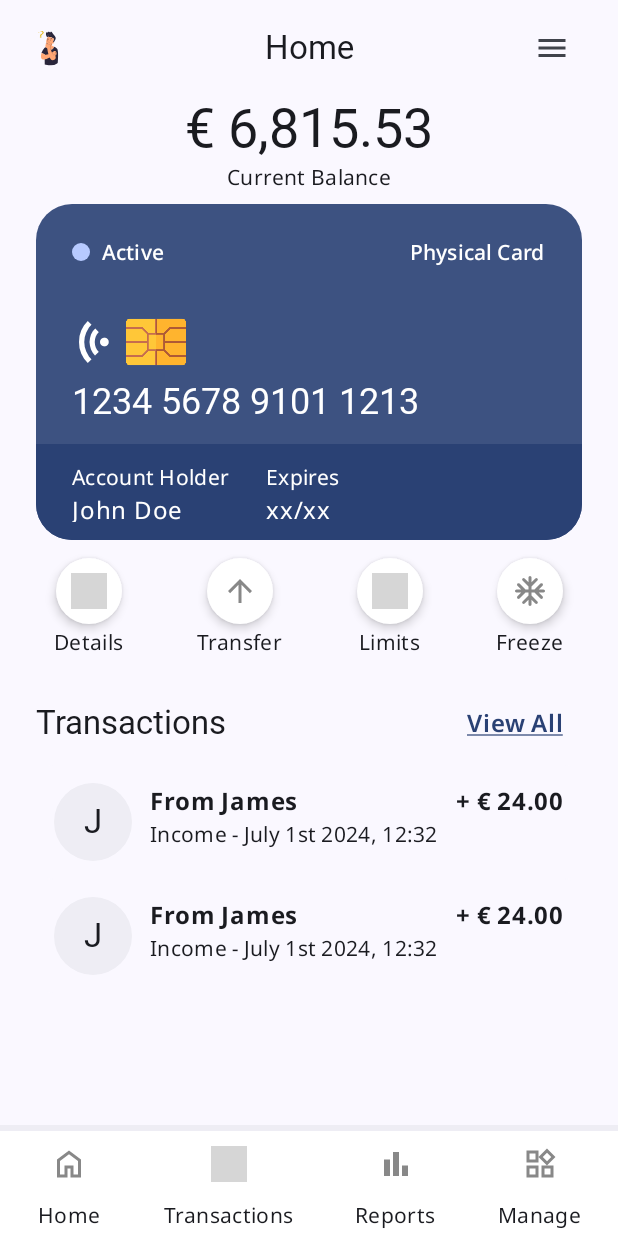
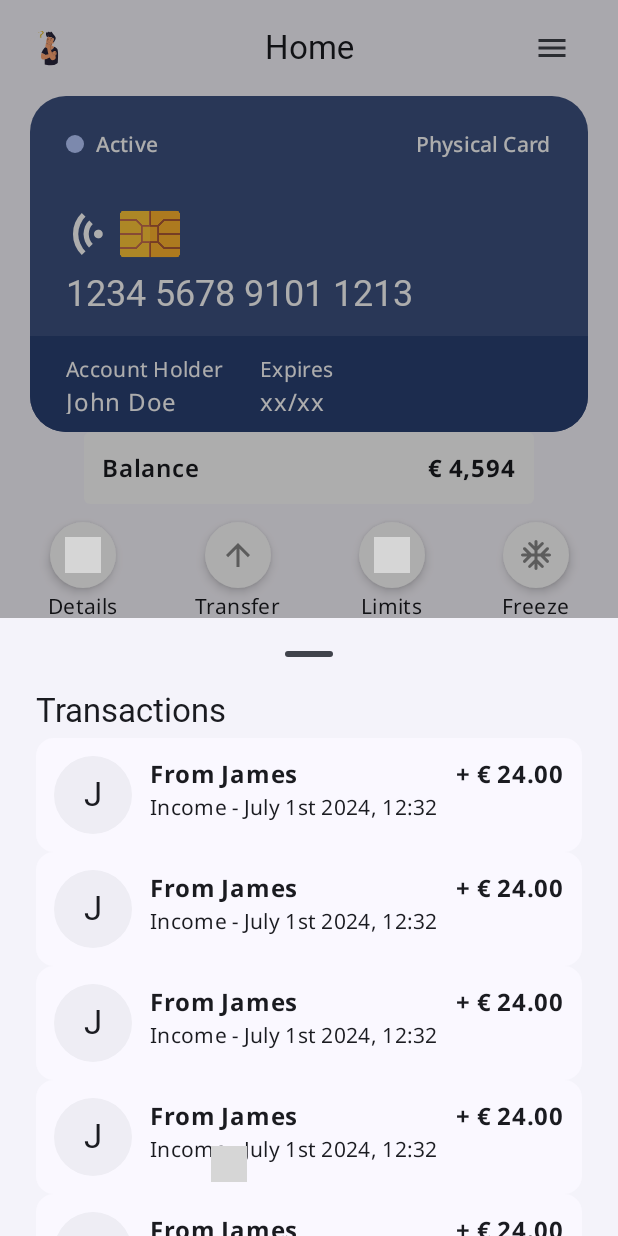
Before and after one commit to tapgopay/tap_gopay_mobile, an Android app built with Jetpack Compose: the HomeScreen screen opened through its navigation route, after a tap on "View All", on a phone screen of 412 x 824 dp. Run offline under Robolectric (Android 15) with nearby library versions, the phone set to English and light mode, and no system bars; Roboto replaces fonts that are not available here; grey boxes are pictures that could not be loaded.

Commit message:
Implemented screen-to-screen navigation. Added a bottom-sheet in HomeScreen to view all transactions for a card.

```diff
--- a/app/src/main/java/com/example/tapgopay/MainActivity.kt
+++ b/app/src/main/java/com/example/tapgopay/MainActivity.kt
@@ -14,6 +14,7 @@ import androidx.navigation.compose.rememberNavController
 import com.example.tapgopay.data.NetworkMonitor
 import com.example.tapgopay.screens.HomeScreen
 import com.example.tapgopay.screens.LoginScreen
+import com.example.tapgopay.screens.ProfileScreen
 import com.example.tapgopay.screens.RegisterScreen
 import com.example.tapgopay.screens.Routes
 import com.example.tapgopay.ui.theme.TapGoPayTheme
@@ -61,9 +62,20 @@ class MainActivity : ComponentActivity() {
                         }
 
                         composable(route = Routes.HomeScreen.name) {
-                            HomeScreen()
+                            HomeScreen(
+                                navigateTo = { route ->
+                                    navController.navigate(route = route.name)
+                                }
+                            )
                         }
 
+                        composable(route = Routes.ProfileScreen.name) {
+                            ProfileScreen(
+                                navigateToHomeScreen = {
+                                    navController.navigate(route= Routes.HomeScreen.name)
+                                }
+                            )
+                        }
                     }
                 }
             }
--- a/app/src/main/java/com/example/tapgopay/screens/HomeScreen.kt
+++ b/app/src/main/java/com/example/tapgopay/screens/HomeScreen.kt
@@ -1,6 +1,7 @@
 package com.example.tapgopay.screens
 
 import android.util.Log
+import android.widget.Toast
 import androidx.annotation.DrawableRes
 import androidx.compose.foundation.Image
 import androidx.compose.foundation.background
@@ -34,18 +35,22 @@ import androidx.compose.material3.HorizontalDivider
 import androidx.compose.material3.Icon
 import androidx.compose.material3.IconButton
 import androidx.compose.material3.MaterialTheme
+import androidx.compose.material3.ModalBottomSheet
 import androidx.compose.material3.Scaffold
 import androidx.compose.material3.Text
 import androidx.compose.material3.TextButton
+import androidx.compose.material3.rememberModalBottomSheetState
 import androidx.compose.runtime.Composable
 import androidx.compose.runtime.getValue
 import androidx.compose.runtime.mutableStateOf
 import androidx.compose.runtime.remember
+import androidx.compose.runtime.rememberCoroutineScope
 import androidx.compose.runtime.setValue
 import androidx.compose.ui.Alignment
 import androidx.compose.ui.Modifier
 import androidx.compose.ui.draw.rotate
 import androidx.compose.ui.graphics.Color
+import androidx.compose.ui.platform.LocalContext
 import androidx.compose.ui.res.painterResource
 import androidx.compose.ui.text.font.FontWeight
 import androidx.compose.ui.text.style.TextDecoration
@@ -55,10 +60,13 @@ import androidx.compose.ui.unit.dp
 import com.example.tapgopay.MainActivity
 import com.example.tapgopay.R
 import com.example.tapgopay.ui.theme.TapGoPayTheme
+import kotlinx.coroutines.launch
 
 @OptIn(ExperimentalMaterial3Api::class)
 @Composable
-fun HomeScreen() {
+fun HomeScreen(
+    navigateTo: (route: Routes) -> Unit,
+) {
     Scaffold(
         modifier = Modifier.fillMaxSize(),
         topBar = {
@@ -73,7 +81,7 @@ fun HomeScreen() {
                 navigationIcon = {
                     IconButton(
                         onClick = {
-                            Log.d(MainActivity.TAG, "Navigating to UserProfile page")
+                            navigateTo(Routes.ProfileScreen)
                         },
                         modifier = Modifier.size(24.dp),
                     ) {
@@ -84,7 +92,9 @@ fun HomeScreen() {
                     }
                 },
                 actions = {
-                    Menu()
+                    Menu(
+                        navigateTo = navigateTo
+                    )
                 }
             )
         },
@@ -95,27 +105,11 @@ fun HomeScreen() {
         Column(
             modifier = Modifier
                 .padding(innerPadding)
-                .padding(horizontal = 24.dp)
+                .padding(horizontal = 20.dp)
                 .fillMaxSize(),
             verticalArrangement = Arrangement.spacedBy(8.dp),
             horizontalAlignment = Alignment.Start,
         ) {
-            Column(
-                horizontalAlignment = Alignment.CenterHorizontally,
-                modifier = Modifier.fillMaxWidth(),
-            ) {
-                Text(
-                    "€ 6,815.53",
-                    style = MaterialTheme.typography.displaySmall.copy(
-                        fontWeight = FontWeight.SemiBold,
-                    ),
-                )
-                Text(
-                    "Current Balance",
-                    style = MaterialTheme.typography.bodyMedium,
-                )
-            }
-
             Column(
                 verticalArrangement = Arrangement.spacedBy(12.dp)
             ) {
@@ -128,13 +122,45 @@ fun HomeScreen() {
                 CardActions()
             }
 
+            var showBottomSheet by remember { mutableStateOf(false) }
+            val sheetState = rememberModalBottomSheetState()
+            val scope = rememberCoroutineScope()
+
+            Transactions(
+                showMore = {
+                    showBottomSheet = true
+                    scope.launch {
+                        Log.d(MainActivity.TAG, "Expanding bottom sheet")
+                        sheetState.expand()
+                    }
+                }
+            )
+
+            if(showBottomSheet) {
+                ModalBottomSheet(
+                    onDismissRequest = {
+                        showBottomSheet = false
+                    },
+                    sheetState = sheetState,
+                    shape = RoundedCornerShape(0.dp)
+                ) {
+                    Box(
+                        modifier = Modifier
+                            .fillMaxSize()
+                            .padding(horizontal = 24.dp)
+                    ) {
                         Transactions()
+                    }
+                }
+            }
         }
     }
 }
 
 @Composable
 fun CardActions() {
+    val context = LocalContext.current
+
     Row(
         horizontalArrangement = Arrangement.SpaceBetween,
         verticalAlignment = Alignment.CenterVertically,
@@ -143,28 +169,40 @@ fun CardActions() {
             .padding(horizontal = 12.dp),
     ) {
         ActionButton(
-            onClick = {},
+            onClick = {
+                Toast.makeText(context, "Not Yet Implemented", Toast.LENGTH_LONG)
+                    .show()
+            },
             text = "Details",
             iconId = R.drawable.credit_card_24dp,
             defaultElevation = 4.dp
         )
 
         ActionButton(
-            onClick = {},
+            onClick = {
+                Toast.makeText(context, "Not Yet Implemented", Toast.LENGTH_LONG)
+                    .show()
+            },
             text = "Transfer",
             iconId = R.drawable.arrow_upward_24dp,
             defaultElevation = 4.dp
         )
 
         ActionButton(
-            onClick = {},
+            onClick = {
+                Toast.makeText(context, "Not Yet Implemented", Toast.LENGTH_LONG)
+                    .show()
+            },
             text = "Limits",
             iconId = R.drawable.filter_alt_24dp,
             defaultElevation = 4.dp
         )
 
         ActionButton(
-            onClick = {},
+            onClick = {
+                Toast.makeText(context, "Not Yet Implemented", Toast.LENGTH_LONG)
+                    .show()
+            },
             text = "Freeze",
             iconId = R.drawable.mode_cool_24dp,
             defaultElevation = 4.dp
@@ -223,9 +261,12 @@ fun BottomAppBar() {
 }
 
 @Composable
-fun Transactions() {
+fun Transactions(
+    showMore: (() -> Unit)? = null,
+) {
     Column(
-        modifier = Modifier.padding(top = 12.dp)
+        modifier = Modifier
+            .fillMaxSize()
     ) {
         Row(
             horizontalArrangement = Arrangement.SpaceBetween,
@@ -239,8 +280,11 @@ fun Transactions() {
                 ),
             )
 
+            showMore?.let {
                 TextButton(
-                onClick = {}
+                    onClick = {
+                        showMore()
+                    },
                 ) {
                     Text(
                         "View All",
@@ -252,6 +296,8 @@ fun Transactions() {
                 }
             }
 
+        }
+
         val scrollState = rememberScrollState()
 
         Column(
@@ -260,8 +306,9 @@ fun Transactions() {
                 .fillMaxHeight()
                 .verticalScroll(scrollState)
         ) {
+            repeat(9) {
                 TransactionCard()
-            TransactionCard()
+            }
         }
     }
 }
@@ -365,8 +412,11 @@ fun ActionButton(
 }
 
 @Composable
-fun Menu() {
+fun Menu(
+    navigateTo: (route: Routes) -> Unit,
+) {
     var expanded by remember { mutableStateOf(false) }
+    val context = LocalContext.current
 
     Column {
         IconButton(
@@ -388,6 +438,7 @@ fun Menu() {
                 text = "View Profile",
                 onClick = {
                     expanded = false
+                    navigateTo(Routes.ProfileScreen)
                 },
                 leadingIconId = R.drawable.person_24dp
             )
@@ -396,6 +447,8 @@ fun Menu() {
                 text = "Messages",
                 onClick = {
                     expanded = false
+                    Toast.makeText(context, "Not Yet Implemented", Toast.LENGTH_LONG)
+                        .show()
                 },
                 leadingIconId = R.drawable.inbox_24dp,
                 trailingIcon = {
@@ -421,6 +474,8 @@ fun Menu() {
                 text = "Account Settings",
                 onClick = {
                     expanded = false
+                    Toast.makeText(context, "Not Yet Implemented", Toast.LENGTH_LONG)
+                        .show()
                 },
                 leadingIconId = R.drawable.settings_24dp
             )
@@ -431,6 +486,8 @@ fun Menu() {
                 text = "Logout",
                 onClick = {
                     expanded = false
+                    Toast.makeText(context, "Not Yet Implemented", Toast.LENGTH_LONG)
+                        .show()
                 },
                 leadingIconId = R.drawable.logout_24dp
             )
@@ -470,9 +527,10 @@ fun MenuItem(
 fun CreditCard(
     modifier: Modifier,
 ) {
+    Column {
         Card(
             modifier = modifier
-            .clickable {  },
+                .clickable { },
             shape = RoundedCornerShape(24.dp),
             colors = CardDefaults.cardColors().copy(
                 containerColor = MaterialTheme.colorScheme.primary.copy(
@@ -595,12 +653,44 @@ fun CreditCard(
                 }
             }
         }
+
+        // Balance
+        Row(
+            modifier = Modifier
+                .fillMaxWidth()
+                .padding(horizontal = 36.dp)
+                .background(
+                    color = MaterialTheme.colorScheme.onPrimary,
+                    shape = RoundedCornerShape(4.dp),
+                ),
+            horizontalArrangement = Arrangement.SpaceBetween,
+        ) {
+            Text(
+                "Balance",
+                style = MaterialTheme.typography.bodyLarge.copy(
+                    fontWeight = FontWeight.SemiBold,
+                ),
+                modifier = Modifier.padding(12.dp)
+            )
+
+            Text(
+                "€ 4,594",
+                style = MaterialTheme.typography.bodyLarge.copy(
+                    fontWeight = FontWeight.Bold,
+                ),
+                modifier = Modifier.padding(12.dp)
+            )
+        }
+    }
+
 }
 
 @Preview(showBackground = true, widthDp = 411, heightDp = 891)
 @Composable
 fun PreviewHomeScreen() {
     TapGoPayTheme {
-        HomeScreen()
+        HomeScreen(
+            navigateTo = {}
+        )
     }
 }
--- a/app/src/main/java/com/example/tapgopay/screens/Routes.kt
+++ b/app/src/main/java/com/example/tapgopay/screens/Routes.kt
@@ -4,4 +4,5 @@ enum class Routes {
     LoginScreen,
     RegisterScreen,
     HomeScreen,
+    ProfileScreen,
 }
```
Also changed, not shown: app/src/main/java/com/example/tapgopay/screens/ProfileScreen.kt (+8 -4 lines). Lines whose indentation alone changed are shown as unchanged.
